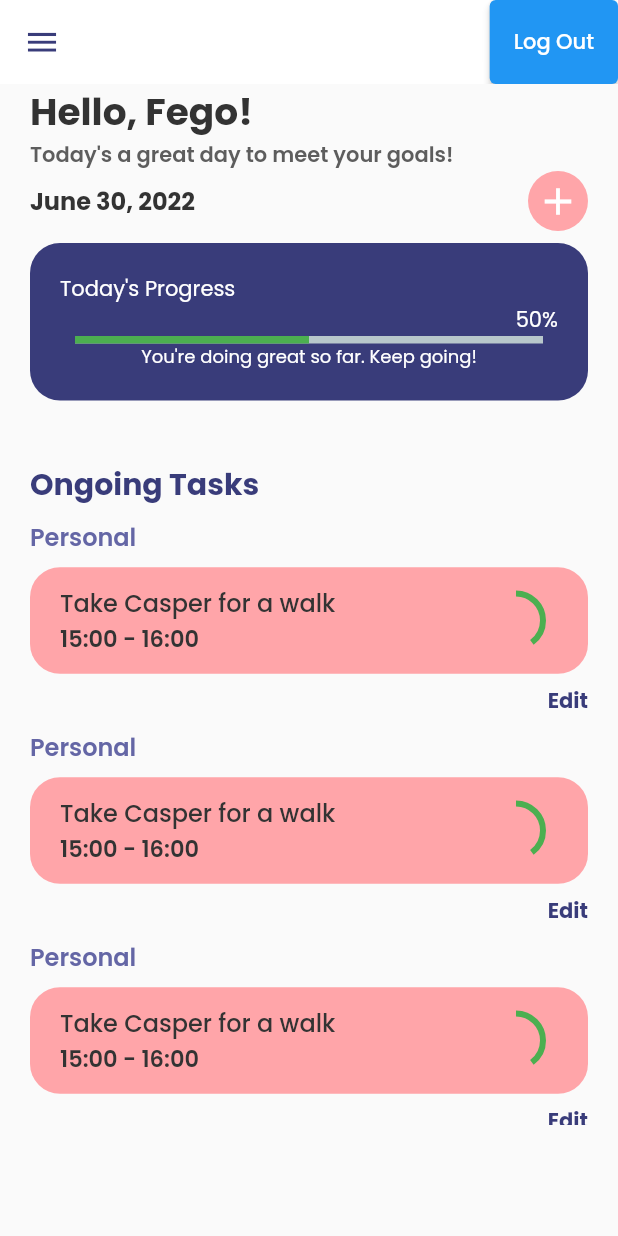
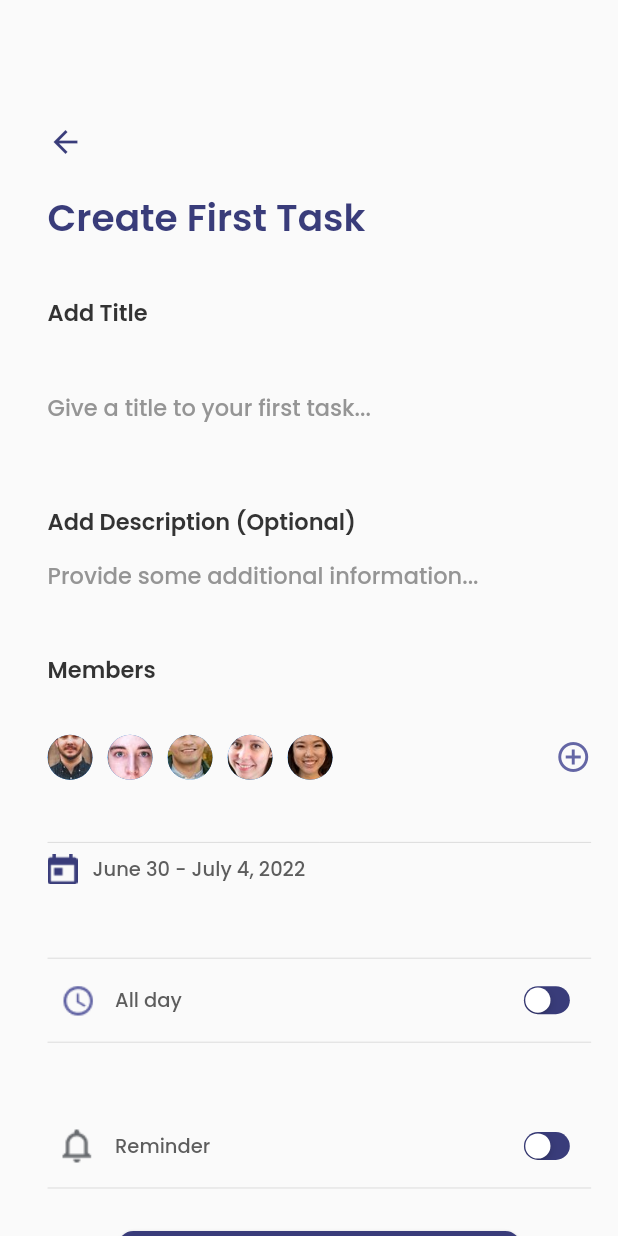
Before and after one commit to MJdugule/mind_pal, a Flutter app: the screen it shows after launch, on a phone screen of 412 x 824 dp. Run offline on Flutter 3.47's test engine with Material 2 defaults, Android fonts, the light colour scheme and no system bars; drawn by our look-alikes of percent_indicator; our stand-ins replace google_fonts, shared_preferences, smooth_page_indicator.

Commit message:
last three shared tasks screen

```diff
--- a/lib/main.dart
+++ b/lib/main.dart
@@ -4,6 +4,8 @@ import 'package:mind_pal/screens/authentication/email_verification_screen.dart';
 import 'package:mind_pal/screens/home/alltasks.dart';
 import 'package:mind_pal/screens/home/create_new_tasks.dart';
 import 'package:mind_pal/screens/home/home.dart';
+import 'package:mind_pal/screens/home/shared_tasks/create_first_task.dart';
+import 'package:mind_pal/screens/home/shared_tasks/first_shared_task.dart';
 import 'package:mind_pal/screens/on_boarding.dart';
 import 'package:mind_pal/screens/splashscreen.dart';
 import 'package:shared_preferences/shared_preferences.dart';
@@ -28,7 +30,7 @@ class MyApp extends StatelessWidget {
         textTheme: GoogleFonts.poppinsTextTheme(),
       ),
       title: 'Mind Pal',
-      home: Splashscreen(),
+      home: CreateFirstTask(),
       // initialRoute:
           // initScreen == 0 || initScreen == null ? 'homeScreen' : 'splashScreen',
       routes: {
--- a/lib/screens/home/create_new_tasks.dart
+++ b/lib/screens/home/create_new_tasks.dart
@@ -29,7 +29,7 @@ class CreateNewTask extends StatelessWidget {
               SizedBox(height: ResConfig.screenWidth / 10),
               Text('Add Title', style: GoogleFonts.poppins(color: menuText, fontSize: 15, fontWeight: FontWeight.w600)),
               SizedBox(height: ResConfig.screenWidth / 30),
-              TextFieldWidget(),
+              TextFieldWidget(hintText: 'Give a name to your task',),
               SizedBox(height: ResConfig.screenWidth / 10),
               Row(
                 children: [
--- /dev/null
+++ b/lib/screens/home/shared_tasks/create_first_task.dart
@@ -0,0 +1,128 @@
+import 'package:flutter/cupertino.dart';
+import 'package:flutter/material.dart';
+import 'package:google_fonts/google_fonts.dart';
+import 'package:mind_pal/screens/home/shared_tasks/shared_congrats.dart';
+
+import '../../../shared_constants/colours.dart';
+import '../../../shared_constants/res_config.dart';
+import '../../../shared_constants/widgets.dart';
+
+class CreateFirstTask extends StatelessWidget {
+  const CreateFirstTask({Key? key}) : super(key: key);
+
+  @override
+  Widget build(BuildContext context) {
+    ResConfig().init(context);
+    return Scaffold(
+      body: SingleChildScrollView(
+        child: Padding(
+          padding: EdgeInsets.only(
+            left: ResConfig.screenWidth / 13,
+            top: ResConfig.screenWidth / 5, right: ResConfig.screenWidth / 23,
+          ),
+          child: Column(
+            crossAxisAlignment: CrossAxisAlignment.start,
+            children: [
+              InkWell(
+                onTap: (){
+
+                },child: Icon(Icons.arrow_back, color: purpleText)),
+              SizedBox(height: ResConfig.screenHeight / 40),
+              Text('Create First Task', style: GoogleFonts.poppins(color: purpleText, fontSize: 25, fontWeight: FontWeight.w600),),
+              SizedBox(height: ResConfig.screenHeight / 25),
+              Text('Add Title', style: GoogleFonts.poppins(color: menuText, fontSize: 15, fontWeight: FontWeight.w600)),
+              SizedBox(height: ResConfig.screenHeight / 30),
+              TextFieldWidget(hintText: 'Give a title to your first task...',),
+              SizedBox(height: ResConfig.screenHeight / 20),
+              Text('Add Description (Optional)', style: GoogleFonts.poppins(color: menuText, fontSize: 15, fontWeight: FontWeight.w600)),
+              TextFieldWidget(hintText: 'Provide some additional information...'),
+              SizedBox(height: ResConfig.screenHeight / 30),
+              Text('Members', style: GoogleFonts.poppins(color: menuText, fontSize: 15, fontWeight: FontWeight.w600)),
+              SizedBox(height: ResConfig.screenHeight / 70),
+              Row(
+                 children: [
+                   buildMembersContainer('assets/images/barth.jpg'),
+                    const SizedBox(width: 10,),
+                    buildMembersContainer('assets/images/matt.jpg'),
+                   const SizedBox(width: 10,),
+                   buildMembersContainer('assets/images/steve.jpg'),
+                   const SizedBox(width: 10,),
+                   buildMembersContainer('assets/images/tess.jpg'),
+                   const SizedBox(width: 10,),
+                   buildMembersContainer('assets/images/olivia.jpg'),
+
+                   Spacer(),
+                    InkWell(
+                        splashColor: Colors.purple.shade100,
+                        onTap: (){
+
+                        },
+                        child: Icon(Icons.add_circle_outline, color: lightPurpleText,)),
+
+                  ],
+
+              ),
+
+              SizedBox(height: ResConfig.screenHeight / 60),
+              Divider(),
+              Row(
+                children: [
+                  Image.asset('assets/icons/Icon Artwork.png', height: 20,),
+                  SizedBox(width: 10,),
+                  Text('June 30 - July 4, 2022',style: GoogleFonts.poppins(color: greyText, fontSize: 13, fontWeight: FontWeight.w500 ), ),
+                ],
+              ),
+              SizedBox(height: ResConfig.screenWidth / 10),
+              Divider(),
+
+              Row(
+                children: [
+                  Image.asset('assets/icons/clock.png', height: 40,),
+                  SizedBox(width: 5,),
+                  Text('All day',style: GoogleFonts.poppins(color: greyText, fontSize: 13, fontWeight: FontWeight.w500 ), ),
+                  Spacer(),
+                  SwitchWidget(),
+                ],
+              ),
+              Divider(),
+              SizedBox(height: ResConfig.screenWidth / 10),
+              Row(
+                children: [
+                  Image.asset('assets/icons/bell-outline.png', height: 40,),
+                  SizedBox(width: 5,),
+                  Text('Reminder',style: GoogleFonts.poppins(color: greyText, fontSize: 13, fontWeight: FontWeight.w500 ), ),
+                  Spacer(),
+                  SwitchWidget(),
+                ],
+              ),
+              Divider(),
+
+              SizedBox(height: ResConfig.screenHeight / 40),
+
+
+               Center(
+               child: Container(
+                 width: 268,
+                 height: 57,
+                 child: ElevatedButton(
+                   style: ElevatedButton.styleFrom(
+                    primary: purpleText,
+                     shape: RoundedRectangleBorder(
+                         borderRadius: BorderRadius.circular(10),
+                     ),
+                       padding: EdgeInsets.all(4)
+                   ), onPressed: () {
+
+                 }, child: Text('Create Task', style: GoogleFonts.poppins(color: Color(0xFFFFFFFF), fontSize: 16, fontWeight: FontWeight.w500)),
+
+
+                 ),
+               ),
+             )
+            ],
+          ),
+        ),
+      )
+    );
+  }
+}
--- a/lib/shared_constants/widgets.dart
+++ b/lib/shared_constants/widgets.dart
@@ -306,7 +306,8 @@ class _SwitchWidgetState extends State<SwitchWidget> {
 }
 
 class TextFieldWidget extends StatelessWidget {
-  const TextFieldWidget({Key? key}) : super(key: key);
+  const TextFieldWidget({Key? key, required this.hintText}) : super(key: key);
+  final String hintText;
 
   @override
   Widget build(BuildContext context) {
@@ -316,7 +317,7 @@ class TextFieldWidget extends StatelessWidget {
             color: textFieldTextColor,
             fontSize: 15,
             fontWeight: FontWeight.w500),
-        hintText: 'Give a name to your task',
+        hintText: hintText,
         border: InputBorder.none,
       ),
     );
@@ -531,3 +532,15 @@ class _DigitalTaskBoxState extends State<DigitalTaskBox> {
     );
   }
 }
+
+Widget buildMembersContainer( String image)=> Container(
+  width: 30,
+  height: 70,
+  child:   CircleAvatar(
+
+    radius: 25,
+
+    backgroundImage: AssetImage(image),
+
+  ),
+);
```
Also changed, not shown: lib/screens/home/shared_tasks/first_shared_task.dart (added, +75 -0 lines), lib/screens/home/shared_tasks/shared_congrats.dart (added, +53 -0 lines), lib/shared_constants/components.dart (+65 -0 lines), assets/images/barth.jpg (added), assets/images/image 37.png (added), assets/images/matt.jpg (added), assets/images/olivia.jpg (added), assets/images/steve.jpg (added), assets/images/tess.jpg (added).
